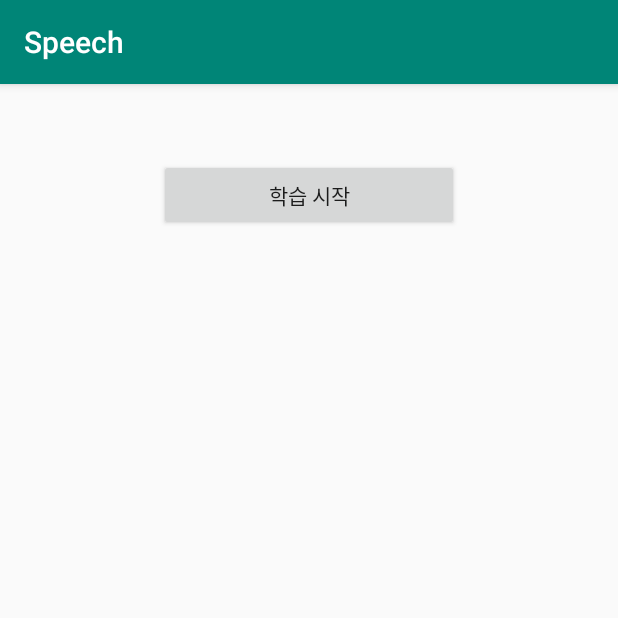
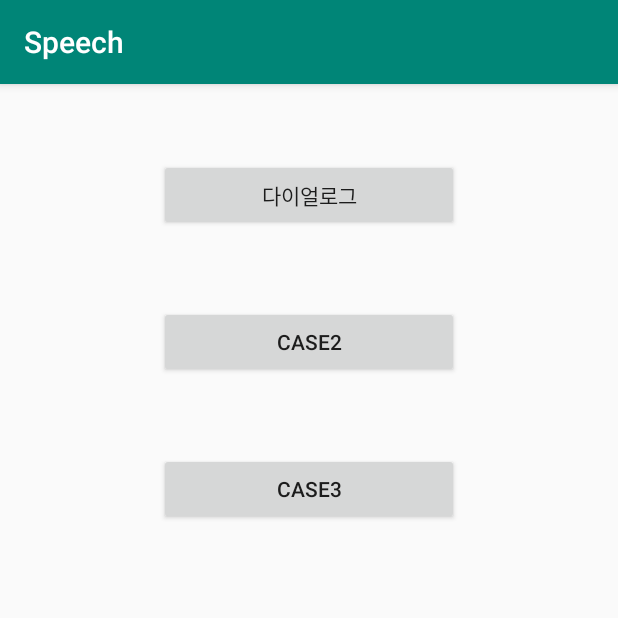
Before and after one commit to hijerry17/speechRecognition_test, an Android app: the screen it shows after launch (MainActivity), on a phone screen of 412 x 824 dp, the top half of it. Run offline under Robolectric (Android 15) with nearby library versions, the phone set to English and light mode, and no system bars.

Commit message:
case 문장 표시+음성인식

```diff
--- a/app/src/main/AndroidManifest.xml
+++ b/app/src/main/AndroidManifest.xml
@@ -20,7 +20,7 @@
         </activity>
         <activity android:name=".CustomDialog"
             android:theme="@style/dialogTheme" android:screenOrientation="portrait"></activity>
-
+        <activity android:name=".SpeechActivity"/>
     </application>
 
 
--- a/app/src/main/java/com/cookandroid/speech/MainActivity.java
+++ b/app/src/main/java/com/cookandroid/speech/MainActivity.java
@@ -24,13 +24,11 @@ import android.widget.Toast;
 import java.util.ArrayList;
 
 public class MainActivity extends AppCompatActivity {
-    Button btn;
+    Button btn, btn_2, btn_3;
     int PERMISSION;
     String[] example_k = new String[3];
     String[] example_e = new String[3];
-    int count, rightCount;
-    int wrong_num;
-
+    int count;
 
     @Override
     protected void onCreate(Bundle savedInstanceState) {
@@ -64,6 +62,36 @@ public class MainActivity extends AppCompatActivity {
                 }
             });
 
+        btn_2 = findViewById(R.id.btn_2);
+        btn_2.setOnClickListener(new View.OnClickListener() {
+            @Override
+            public void onClick(View view) {
+
+                Intent intent = new Intent(getApplicationContext(), SpeechActivity.class);
+                for (int i=0; i<2; i++) {
+                    intent.putExtra("count", 2);
+                    intent.putExtra("kor_"+i, example_k[i]);
+                    intent.putExtra("eng_"+i, example_e[i]);
+                }
+                startActivity(intent);
+            }
+        });
+
+        btn_3 = findViewById(R.id.btn_3);
+        btn_3.setOnClickListener(new View.OnClickListener() {
+            @Override
+            public void onClick(View view) {
+
+                Intent intent = new Intent(getApplicationContext(), SpeechActivity.class);
+                for (int i=0; i<3; i++) {
+                    intent.putExtra("count", 3);
+                    intent.putExtra("kor_"+i, example_k[i]);
+                    intent.putExtra("eng_"+i, example_e[i]);
+                }
+                startActivity(intent);
+            }
+        });
+
     }
 
     public void createKorData() {
--- a/app/src/main/res/layout/activity_main.xml
+++ b/app/src/main/res/layout/activity_main.xml
@@ -9,11 +9,31 @@
     <Button
         android:layout_width="200dp"
         android:layout_height="wrap_content"
-        android:text="학습 시작"
+        android:text="다이얼로그"
         android:layout_marginTop="50dp"
         android:id="@+id/btn"
         app:layout_constraintLeft_toLeftOf="parent"
         app:layout_constraintRight_toRightOf="parent"
         app:layout_constraintTop_toTopOf="parent"/>
 
+    <Button
+        android:id="@+id/btn_2"
+        android:layout_width="200dp"
+        android:layout_height="wrap_content"
+        android:text="case2"
+        android:layout_marginTop="50dp"
+        app:layout_constraintLeft_toLeftOf="parent"
+        app:layout_constraintRight_toRightOf="parent"
+        app:layout_constraintTop_toBottomOf="@+id/btn" />
+
+    <Button
+        android:id="@+id/btn_3"
+        android:layout_width="200dp"
+        android:layout_height="wrap_content"
+        android:text="case3"
+        android:layout_marginTop="50dp"
+        app:layout_constraintLeft_toLeftOf="parent"
+        app:layout_constraintRight_toRightOf="parent"
+        app:layout_constraintTop_toBottomOf="@+id/btn_2" />
+
 </android.support.constraint.ConstraintLayout>
```
Also changed, not shown: app/src/main/java/com/cookandroid/speech/SpeechActivity.java (added, +238 -0 lines), app/src/main/res/layout/speech.xml (added, +54 -0 lines).
